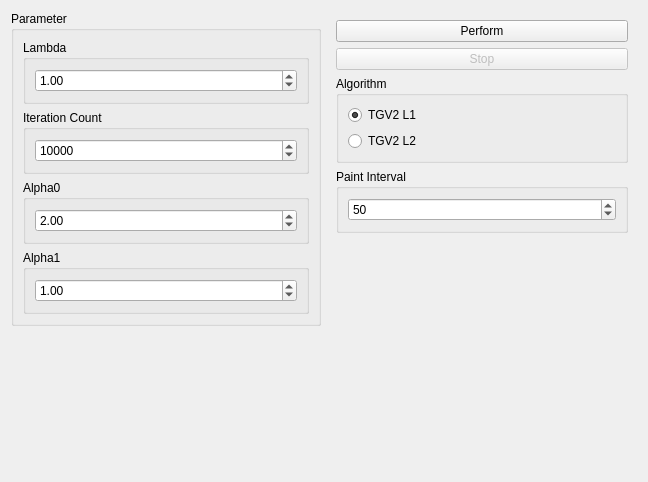
Before: the Qt Designer form source/modules/tgv_deshade/TGVDeshadeWidget.ui in josefkoller/ambient_image_processor, drawn with Qt 5.
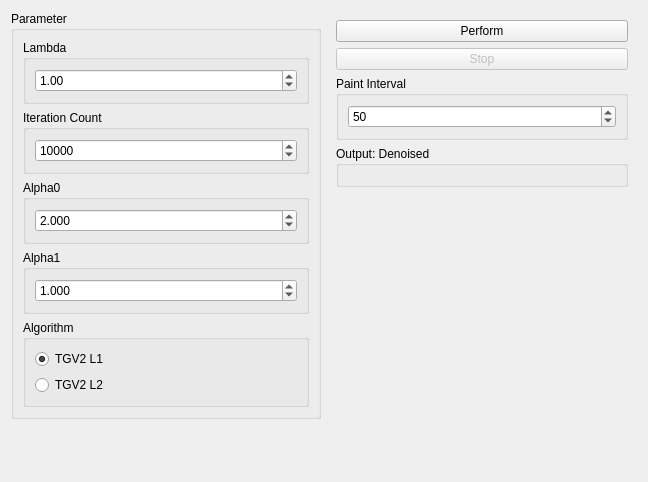
After: the same form once the commit is applied.

Commit message: tgv deshade output denoised image

What changed in the file:
```diff
--- a/source/modules/tgv_deshade/TGVDeshadeWidget.ui
+++ b/source/modules/tgv_deshade/TGVDeshadeWidget.ui
@@ -81,6 +81,12 @@
         <layout class="QVBoxLayout" name="verticalLayout_3">
          <item>
           <widget class="QDoubleSpinBox" name="alpha0_spinbox">
+           <property name="decimals">
+            <number>3</number>
+           </property>
+           <property name="maximum">
+            <double>99999999999.000000000000000</double>
+           </property>
            <property name="value">
             <double>2.000000000000000</double>
            </property>
@@ -97,6 +103,12 @@
         <layout class="QVBoxLayout" name="verticalLayout_4">
          <item>
           <widget class="QDoubleSpinBox" name="alpha1_spinbox">
+           <property name="decimals">
+            <number>3</number>
+           </property>
+           <property name="maximum">
+            <double>999999999999.000000000000000</double>
+           </property>
            <property name="value">
             <double>1.000000000000000</double>
            </property>
@@ -105,6 +117,32 @@
         </layout>
        </widget>
       </item>
+      <item>
+       <widget class="QGroupBox" name="groupBox_9">
+        <property name="title">
+         <string>Algorithm</string>
+        </property>
+        <layout class="QVBoxLayout" name="verticalLayout_9">
+         <item>
+          <widget class="QRadioButton" name="tgv2_l1_algorithm_checkbox">
+           <property name="text">
+            <string>TGV2 L1</string>
+           </property>
+           <property name="checked">
+            <bool>true</bool>
+           </property>
+          </widget>
+         </item>
+         <item>
+          <widget class="QRadioButton" name="tgv2_l2_algorithm_checkbox">
+           <property name="text">
+            <string>TGV2 L2</string>
+           </property>
+          </widget>
+         </item>
+        </layout>
+       </widget>
+      </item>
      </layout>
     </widget>
    </item>
@@ -140,32 +178,6 @@
         </property>
        </widget>
       </item>
-      <item>
-       <widget class="QGroupBox" name="groupBox_9">
-        <property name="title">
-         <string>Algorithm</string>
-        </property>
-        <layout class="QVBoxLayout" name="verticalLayout_9">
-         <item>
-          <widget class="QRadioButton" name="tgv2_l1_algorithm_checkbox">
-           <property name="text">
-            <string>TGV2 L1</string>
-           </property>
-           <property name="checked">
-            <bool>true</bool>
-           </property>
-          </widget>
-         </item>
-         <item>
-          <widget class="QRadioButton" name="tgv2_l2_algorithm_checkbox">
-           <property name="text">
-            <string>TGV2 L2</string>
-           </property>
-          </widget>
-         </item>
-        </layout>
-       </widget>
-      </item>
       <item>
        <widget class="QGroupBox" name="groupBox_7">
         <property name="title">
@@ -185,6 +197,14 @@
         </layout>
        </widget>
       </item>
+      <item>
+       <widget class="QGroupBox" name="denoised_frame">
+        <property name="title">
+         <string>Output: Denoised</string>
+        </property>
+        <layout class="QVBoxLayout" name="verticalLayout_6"/>
+       </widget>
+      </item>
      </layout>
     </widget>
    </item>
```
The commit also changes 5 other files.
